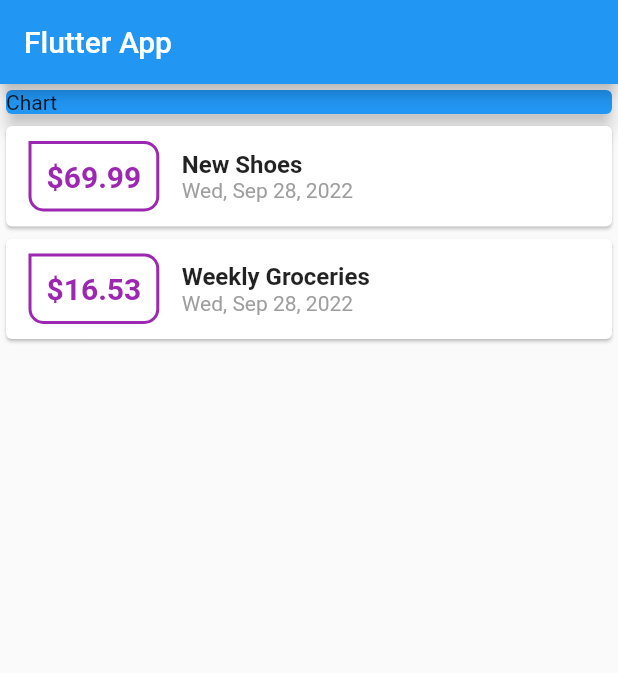
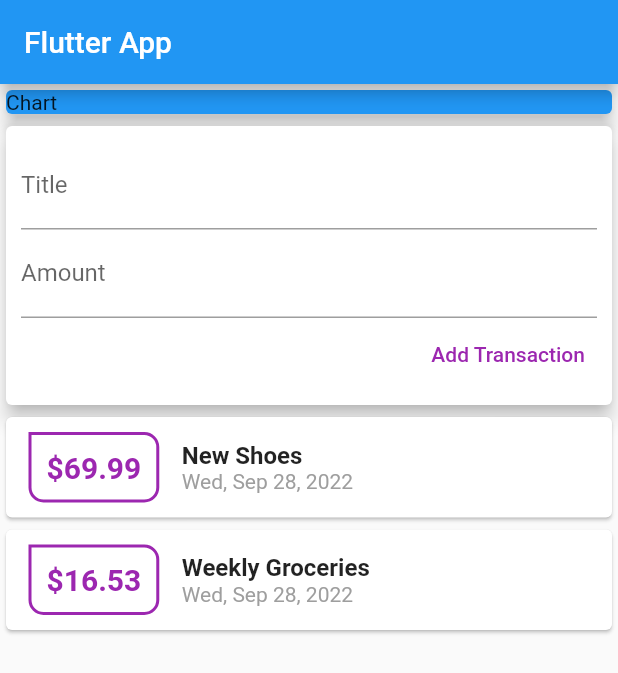
Before and after one commit to Jishan010/flutter_expense_app, a Flutter app: the screen it shows after launch, on a phone screen of 412 x 824 dp. Shown: the top 673 px of the screen. Run offline on Flutter 3.47's test engine with Material 2 defaults, Android fonts, the phone set to English and light mode, and no system bars.

Commit message:
If applied, this commit will help app to organise widgets and state hosting

```diff
--- a/lib/main.dart
+++ b/lib/main.dart
@@ -1,6 +1,5 @@
 import 'package:flutter/material.dart';
-import 'transaction.dart';
-import 'package:intl/intl.dart';
+import './widgets/user_transactions.dart';
 
 void main() => runApp(MyApp());
 
@@ -15,20 +14,6 @@
 }
 
 class MyHomePage extends StatelessWidget {
-  final List<Transaction> transactions = [
-    Transaction(
-      id: 't1',
-      title: 'New Shoes',
-      amount: 69.99,
-      date: DateTime.now(),
-    ),
-    Transaction(
-      id: 't2',
-      title: 'Weekly Groceries',
-      amount: 16.53,
-      date: DateTime.now(),
-    ),
-  ];
 
   @override
   Widget build(BuildContext context) {
@@ -37,7 +22,7 @@
           title: Text('Flutter App'),
         ),
         body: Column(
-          mainAxisAlignment: MainAxisAlignment.start,
+          //mainAxisAlignment: MainAxisAlignment.start,
           crossAxisAlignment: CrossAxisAlignment.stretch,
           children: <Widget>[
             Container(
@@ -48,55 +33,7 @@
                 elevation: 5,
               ),
             ),
-            Column(
-              children: transactions.map((tx) {
-                return Card(
-                  child: Row(children: <Widget>[
-                    Container(
-                      margin: EdgeInsets.symmetric(
-                        vertical: 10,
-                        horizontal: 15,
-                      ),
-                      child: Text(
-                        '\$${tx.amount}',
-                        style: TextStyle(
-                          fontWeight: FontWeight.bold,
-                          fontSize: 20,
-                          color: Colors.purple,
-                        ),
-                      ),
-                      decoration: BoxDecoration(
-                          border: Border.all(
-                            width: 2,
-                            color: Colors.purple,
-                          ),
-                          borderRadius: BorderRadius.only(
-                              bottomLeft: Radius.circular(10),
-                              topRight: Radius.circular(10),
-                              bottomRight: Radius.circular(10))),
-                      padding: EdgeInsets.all(10),
-                    ),
-                    Column(
-                      crossAxisAlignment: CrossAxisAlignment.start,
-                      children: <Widget>[
-                        Text(
-                          tx.title,
-                          style: TextStyle(
-                            fontSize: 16,
-                            fontWeight: FontWeight.bold,
-                          ),
-                        ),
-                        Text(
-                            DateFormat.yMMMEd().format(tx.date),
-                            style: TextStyle(
-                              color: Colors.grey,
-                            ))
-                      ],
-                    )
-                  ]),
-                );
-              }).toList(),
-            )
+            UserTransactions(),
           ],
         ));
   }
--- /dev/null
+++ b/lib/widgets/new_transaction.dart
@@ -0,0 +1,42 @@
+import 'package:flutter/material.dart';
+
+class NewTransaction extends StatelessWidget {
+  final Function addTx;
+  final titleController = TextEditingController();
+  final amountController = TextEditingController();
+
+  NewTransaction(this.addTx);
+
+  @override
+  Widget build(BuildContext context) {
+    return Card(
+      elevation: 5,
+      child: Container(
+        padding: EdgeInsets.all(10),
+        child: Column(
+          crossAxisAlignment: CrossAxisAlignment.end,
+          children: <Widget>[
+            TextField(
+              decoration: InputDecoration(labelText: 'Title'),
+              controller: titleController,
+            ),
+            TextField(
+              decoration: InputDecoration(labelText: 'Amount'),
+              controller: amountController,
+            ),
+            TextButton(
+              child: Text('Add Transaction',
+                  style: TextStyle(color: Colors.purple)),
+              onPressed: () {
+                addTx(
+                  titleController.text,
+                  double.parse(amountController.text),
+                );
+              },
+            )
+          ],
+        ),
+      ),
+    );
+  }
+}
--- /dev/null
+++ b/lib/widgets/transaction_list.dart
@@ -0,0 +1,62 @@
+import 'package:flutter/material.dart';
+import 'package:intl/intl.dart';
+
+import '../models/transaction.dart';
+
+class TransactionList extends StatelessWidget {
+
+  final List<Transaction> transactions;
+  TransactionList(this.transactions);
+
+  @override
+  Widget build(BuildContext context) {
+    return  Column(
+      children: transactions.map((tx) {
+        return Card(
+          child: Row(children: <Widget>[
+            Container(
+              margin: EdgeInsets.symmetric(
+                vertical: 10,
+                horizontal: 15,
+              ),
+              child: Text(
+                '\$${tx.amount}',
+                style: TextStyle(
+                  fontWeight: FontWeight.bold,
+                  fontSize: 20,
+                  color: Colors.purple,
+                ),
+              ),
+              decoration: BoxDecoration(
+                  border: Border.all(
+                    width: 2,
+                    color: Colors.purple,
+                  ),
+                  borderRadius: BorderRadius.only(
+                      bottomLeft: Radius.circular(10),
+                      topRight: Radius.circular(10),
+                      bottomRight: Radius.circular(10))),
+              padding: EdgeInsets.all(10),
+            ),
+            Column(
+              crossAxisAlignment: CrossAxisAlignment.start,
+              children: <Widget>[
+                Text(
+                  tx.title,
+                  style: TextStyle(
+                    fontSize: 16,
+                    fontWeight: FontWeight.bold,
+                  ),
+                ),
+                Text(DateFormat.yMMMEd().format(tx.date),
+                    style: TextStyle(
+                      color: Colors.grey,
+                    ))
+              ],
+            )
+          ]),
+        );
+      }).toList(),
+    );
+  }
+}
--- /dev/null
+++ b/lib/widgets/user_transactions.dart
@@ -0,0 +1,49 @@
+import 'package:flutter/material.dart';
+import './transaction_list.dart';
+import './new_transaction.dart';
+import '../models/transaction.dart';
+
+class UserTransactions extends StatefulWidget {
+  @override
+  State<UserTransactions> createState() => _UserTransactionsState();
+}
+
+class _UserTransactionsState extends State<UserTransactions> {
+  final List<Transaction> _userTransactions = [
+    Transaction(
+      id: 't1',
+      title: 'New Shoes',
+      amount: 69.99,
+      date: DateTime.now(),
+    ),
+    Transaction(
+      id: 't2',
+      title: 'Weekly Groceries',
+      amount: 16.53,
+      date: DateTime.now(),
+    ),
+  ];
+
+  void _addNewTransaction(String txTitle, double txAmount) {
+    final newTx = Transaction(
+      title: txTitle,
+      amount: txAmount,
+      date: DateTime.now(),
+      id: DateTime.now().toString(),
+    );
+
+    setState(() {
+      _userTransactions.add(newTx);
+    });
+  }
+
+  @override
+  Widget build(BuildContext context) {
+    return Column(
+      children: <Widget>[
+        NewTransaction(_addNewTransaction),
+        TransactionList(_userTransactions),
+      ],
+    );
+  }
+}
```
Also changed, not shown: lib/models/transaction.dart (renamed from lib/transaction.dart).
